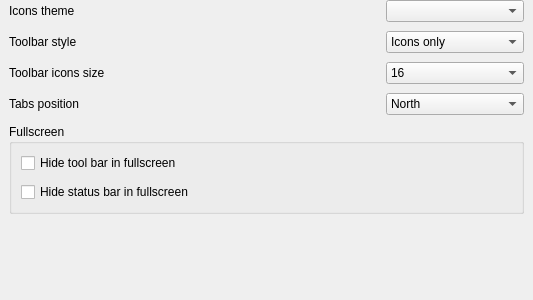
Mezomish/juffed, file src/app/ui/forms/ViewSettingsPage.ui: the form before one commit.
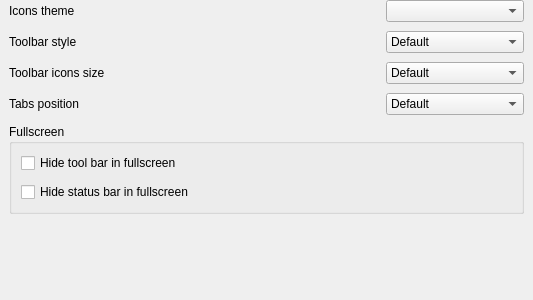
The form after the commit.

Commit message: use values from Qt style for toolbar style, toolbar icons size and tabs position by default

Patch:
```diff
--- a/src/app/ui/forms/ViewSettingsPage.ui
+++ b/src/app/ui/forms/ViewSettingsPage.ui
@@ -61,6 +61,11 @@
    </item>
    <item row="4" column="2">
     <widget class="QComboBox" name="iconSizeCmb">
+     <item>
+      <property name="text">
+       <string>Default</string>
+      </property>
+     </item>
      <item>
       <property name="text">
        <string>16</string>
@@ -80,6 +85,11 @@
    </item>
    <item row="3" column="2">
     <widget class="QComboBox" name="toolButtonStyleCmb">
+     <item>
+      <property name="text">
+       <string>Default</string>
+      </property>
+     </item>
      <item>
       <property name="text">
        <string>Icons only</string>
@@ -131,6 +141,11 @@
    </item>
    <item row="5" column="2">
     <widget class="QComboBox" name="tabPositionCmb">
+     <item>
+      <property name="text">
+       <string>Default</string>
+      </property>
+     </item>
      <item>
       <property name="text">
        <string>North</string>
```
The commit also changes 6 other files.
